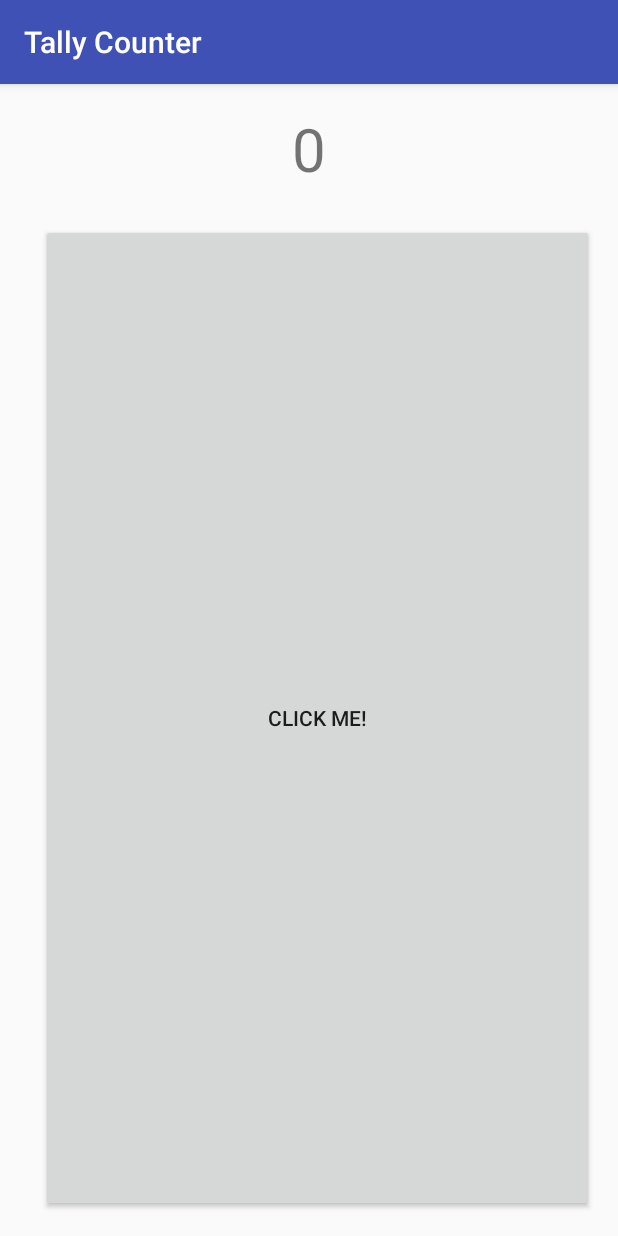
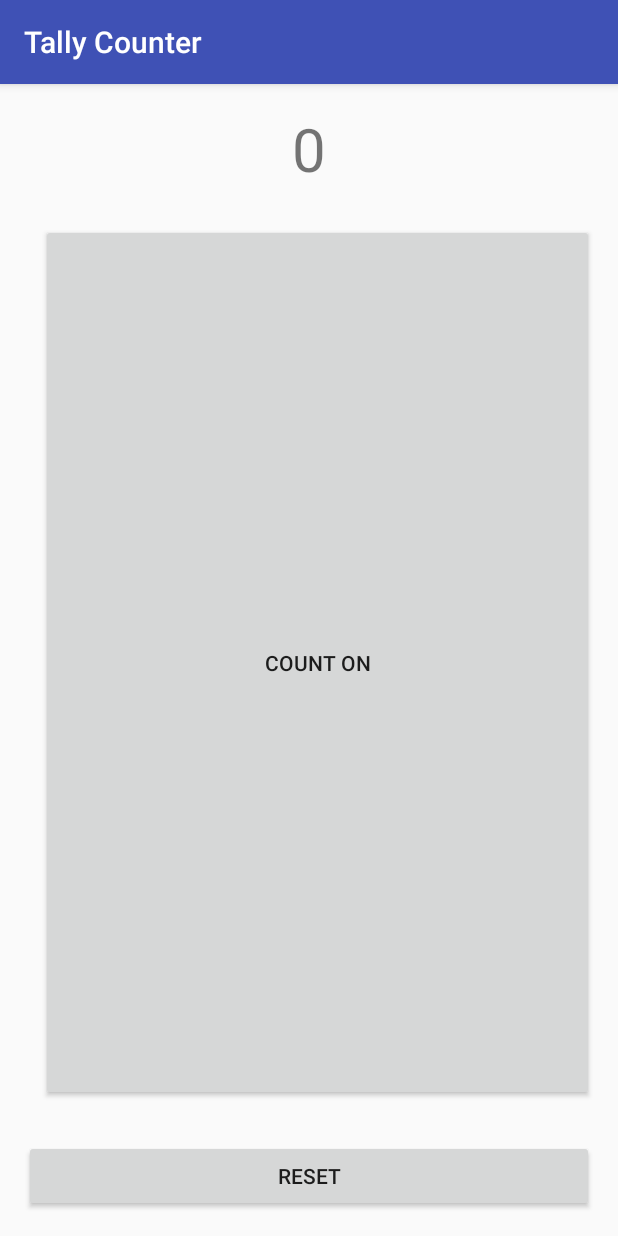
Before and after one commit to wasim-abuzaher/TallyCounter, an Android app: the screen it shows after launch (MainActivity), on a phone screen of 412 x 824 dp. Run offline under Robolectric (Android 15) with nearby library versions, the phone set to English and light mode, and no system bars.

Commit message:
Android Wear Support + Reset Button
* Support for Android Wear added
* Reset Button Added

```diff
--- a/mobile/src/main/java/com/wasimapps/tallycounter/MainActivity.java
+++ b/mobile/src/main/java/com/wasimapps/tallycounter/MainActivity.java
@@ -22,6 +22,9 @@ public class MainActivity extends AppCompatActivity {
         Button tallyButton = (Button) findViewById(R.id.button_click);
         tallyButton.setOnClickListener(onClickTallyButton);
 
+        Button resetButton = (Button) findViewById(R.id.button_reset);
+        resetButton.setOnClickListener(onClickResetButton);
+
         tallyText = (TextView) findViewById(R.id.textView_tally);
         tallyText.setText(String.valueOf(tally));
 
@@ -36,5 +39,12 @@ public class MainActivity extends AppCompatActivity {
         }
     };
 
+    private View.OnClickListener onClickResetButton = new View.OnClickListener() {
 
+        @Override
+        public void onClick(View v) {
+            tally = 0;
+            tallyText.setText(String.valueOf(tally));
+        }
+    };
 }
--- a/mobile/src/main/res/layout/activity_main.xml
+++ b/mobile/src/main/res/layout/activity_main.xml
@@ -1,5 +1,5 @@
 <?xml version="1.0" encoding="utf-8"?>
-<RelativeLayout
+<LinearLayout
     android:id="@+id/activity_main"
     xmlns:android="http://schemas.android.com/apk/res/android"
     xmlns:tools="http://schemas.android.com/tools"
@@ -9,7 +9,8 @@
     android:paddingLeft="@dimen/activity_horizontal_margin"
     android:paddingRight="@dimen/activity_horizontal_margin"
     android:paddingTop="@dimen/activity_vertical_margin"
-    tools:context="com.wasimapps.tallycounter.MainActivity">
+    tools:context="com.wasimapps.tallycounter.MainActivity"
+    android:orientation="vertical">
 
     <TextView
         android:layout_width="match_parent"
@@ -21,9 +22,8 @@
         android:fontFamily="sans-serif"/>
 
     <Button
-        android:text="Click Me!"
         android:layout_width="match_parent"
-        android:layout_height="match_parent"
+        android:layout_height="wrap_content"
         android:layout_below="@+id/textView_tally"
         android:layout_alignParentLeft="true"
         android:layout_alignParentStart="true"
@@ -32,5 +32,16 @@
         android:layout_marginTop="23dp"
         android:id="@+id/button_click"
         android:layout_alignParentRight="true"
-        android:layout_alignParentEnd="true"/>
-</RelativeLayout>
+        android:layout_alignParentEnd="true"
+        android:text="@string/click"
+        android:layout_weight="1"/>
+
+    <Button
+        android:text="@string/reset"
+        android:layout_width="match_parent"
+        android:layout_height="wrap_content"
+        android:layout_below="@+id/button_click"
+        android:layout_centerHorizontal="true"
+        android:layout_marginTop="26dp"
+        android:id="@+id/button_reset"/>
+</LinearLayout>
--- a/mobile/src/main/res/values/strings.xml
+++ b/mobile/src/main/res/values/strings.xml
@@ -1,3 +1,5 @@
 <resources>
     <string name="app_name">Tally Counter</string>
+    <string name="click">Count On</string>
+    <string name="reset">Reset</string>
 </resources>
--- a/wear/src/main/res/layout/rect_activity_main.xml
+++ b/wear/src/main/res/layout/rect_activity_main.xml
@@ -7,9 +7,5 @@
               tools:context="com.wasimapps.tallycounter.MainActivity"
               tools:deviceIds="wear_square">
 
-    <TextView
-        android:id="@+id/text"
-        android:layout_width="wrap_content"
-        android:layout_height="wrap_content"
-        android:text="@string/hello_square"/>
+
 </LinearLayout>
--- a/wear/src/main/res/values/strings.xml
+++ b/wear/src/main/res/values/strings.xml
@@ -1,5 +1,5 @@
 <resources>
     <string name="app_name">Tally Counter</string>
-    <string name="hello_round">Hello Round World!</string>
-    <string name="hello_square">Hello Square World!</string>
+    <string name="click">Count On</string>
+    <string name="reset">Reset</string>
 </resources>
```
Also changed, not shown: wear/src/main/java/com/wasimapps/tallycounter/MainActivity.java (+34 -8 lines), wear/src/main/res/layout/activity_main.xml (+44 -3 lines), wear/src/main/res/layout/round_activity_main.xml (+1 -7 lines), 4 other files.
